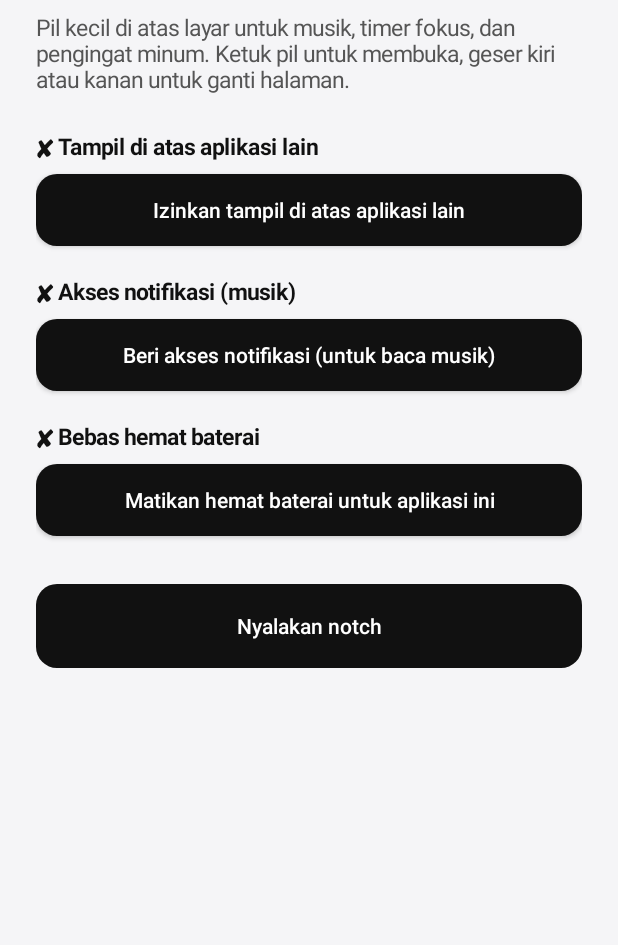
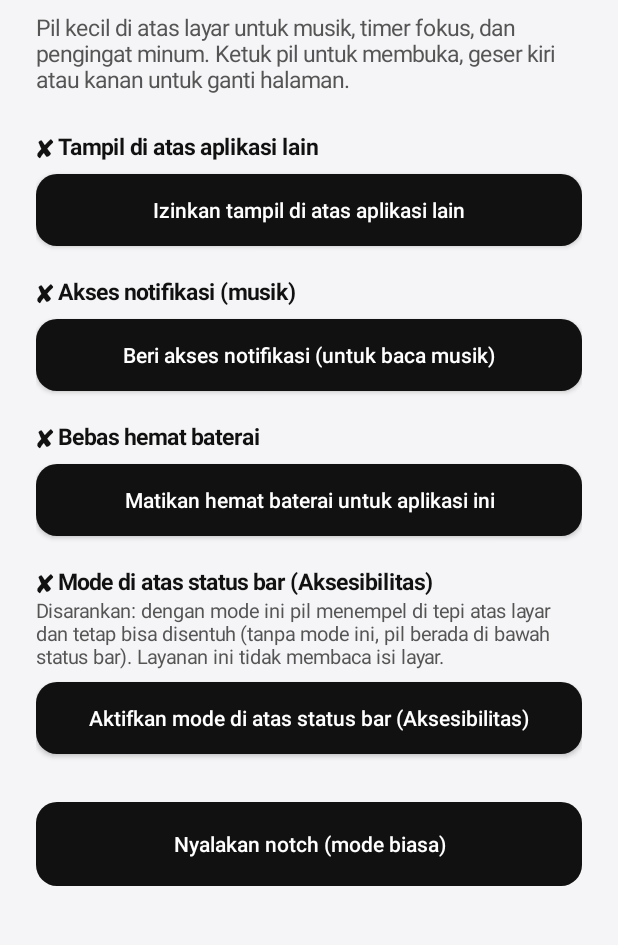
Before and after one commit to galoujang-sketch/supernova-notch, an Android app: the screen it shows after launch (MainActivity), on a phone screen of 412 x 824 dp, the part 105-1050 px from its top. Run offline under Robolectric (Android 15) with nearby library versions, the phone set to English and light mode, and no system bars.

Commit message:
Add accessibility-overlay mode and a fixed debug signing key
NotchAccessibilityService hosts the notch in a TYPE_ACCESSIBILITY_OVERLAY
window, which is drawn above the status bar so the pill can sit flush with
the top edge and still receive touches. The plain overlay service remains
as a fallback. A committed debug keystore keeps APK signatures stable
across CI builds so updates can install over older versions.

Co-Authored-By: Claude Sonnet 5.5 <noreply@anthropic.com>
Claude-Session: https://claude.ai/code/session_01MBbnFJ23iH6NujjGCquRuL

```diff
--- a/app/src/main/java/id/notchmatepad/MainActivity.kt
+++ b/app/src/main/java/id/notchmatepad/MainActivity.kt
@@ -26,6 +26,7 @@ class MainActivity : Activity() {
     private lateinit var overlayStatus: TextView
     private lateinit var listenerStatus: TextView
     private lateinit var batteryStatus: TextView
+    private lateinit var accessStatus: TextView
     private lateinit var toggle: Button
 
     private fun dp(v: Int) = (v * resources.displayMetrics.density).toInt()
@@ -67,6 +68,21 @@ class MainActivity : Activity() {
             button("Matikan hemat baterai untuk aplikasi ini") { requestBatteryExemption() }
         )
 
+        accessStatus = text("", 15f, Color.parseColor("#111111"), true)
+        column.addView(accessStatus, spaced())
+        column.addView(
+            text(
+                "Disarankan: dengan mode ini pil menempel di tepi atas layar dan tetap bisa disentuh " +
+                    "(tanpa mode ini, pil berada di bawah status bar). Layanan ini tidak membaca isi layar.",
+                13f, Color.parseColor("#555555"), false
+            )
+        )
+        column.addView(
+            button("Aktifkan mode di atas status bar (Aksesibilitas)") {
+                startActivity(Intent(Settings.ACTION_ACCESSIBILITY_SETTINGS))
+            }
+        )
+
         toggle = button("") { toggleService() }
         column.addView(
             toggle,
@@ -100,8 +116,16 @@ class MainActivity : Activity() {
         listenerStatus.text = (if (listener) "✔ " else "✘ ") + "Akses notifikasi (musik)"
         batteryStatus.text = (if (battery) "✔ " else "✘ ") + "Bebas hemat baterai"
 
-        toggle.text = if (NotchService.running) "Matikan notch" else "Nyalakan notch"
-        toggle.isEnabled = overlay || NotchService.running
+        val access = Store.isAccessibilityEnabled(this)
+        accessStatus.text = (if (access) "✔ " else "✘ ") + "Mode di atas status bar (Aksesibilitas)"
+
+        if (access) {
+            toggle.text = "Notch dijalankan oleh Aksesibilitas"
+            toggle.isEnabled = false
+        } else {
+            toggle.text = if (NotchService.running) "Matikan notch" else "Nyalakan notch (mode biasa)"
+            toggle.isEnabled = overlay || NotchService.running
+        }
     }
 
     private fun toggleService() {
--- a/app/src/main/java/id/notchmatepad/NotchService.kt
+++ b/app/src/main/java/id/notchmatepad/NotchService.kt
@@ -36,6 +36,12 @@ class NotchService : Service() {
             .build()
         startForeground(NOTIFICATION_ID, notification)
 
+        if (NotchAccessibilityService.active) {
+            // Notch sudah ditampilkan oleh layanan Aksesibilitas.
+            stopSelf()
+            return
+        }
+
         if (!Settings.canDrawOverlays(this)) {
             stopSelf()
             return
--- a/app/src/main/java/id/notchmatepad/Store.kt
+++ b/app/src/main/java/id/notchmatepad/Store.kt
@@ -27,6 +27,11 @@ object Store {
         prefs(c).edit().putInt("water_ml", max(0, current + ml)).apply()
     }
 
+    fun isAccessibilityEnabled(c: Context): Boolean {
+        val enabled = Settings.Secure.getString(c.contentResolver, Settings.Secure.ENABLED_ACCESSIBILITY_SERVICES)
+        return enabled?.contains(c.packageName) == true
+    }
+
     fun hasListenerAccess(c: Context): Boolean {
         val enabled = Settings.Secure.getString(c.contentResolver, "enabled_notification_listeners")
         return enabled?.contains(c.packageName) == true
--- a/app/src/main/res/values/strings.xml
+++ b/app/src/main/res/values/strings.xml
@@ -1,4 +1,5 @@
 <?xml version="1.0" encoding="utf-8"?>
 <resources>
     <string name="app_name">Notch MatePad</string>
+    <string name="accessibility_description">Hanya dipakai untuk menampilkan notch di atas status bar. Tidak membaca isi layar atau ketikan.</string>
 </resources>
```
Also changed, not shown: app/build.gradle.kts (+10 -0 lines), app/src/main/AndroidManifest.xml (+13 -0 lines), app/src/main/java/id/notchmatepad/NotchAccessibilityService.kt (added, +59 -0 lines), app/src/main/java/id/notchmatepad/NotchView.kt (+6 -2 lines), app/src/main/res/xml/accessibility_service_config.xml (added, +7 -0 lines), 1 other file.
